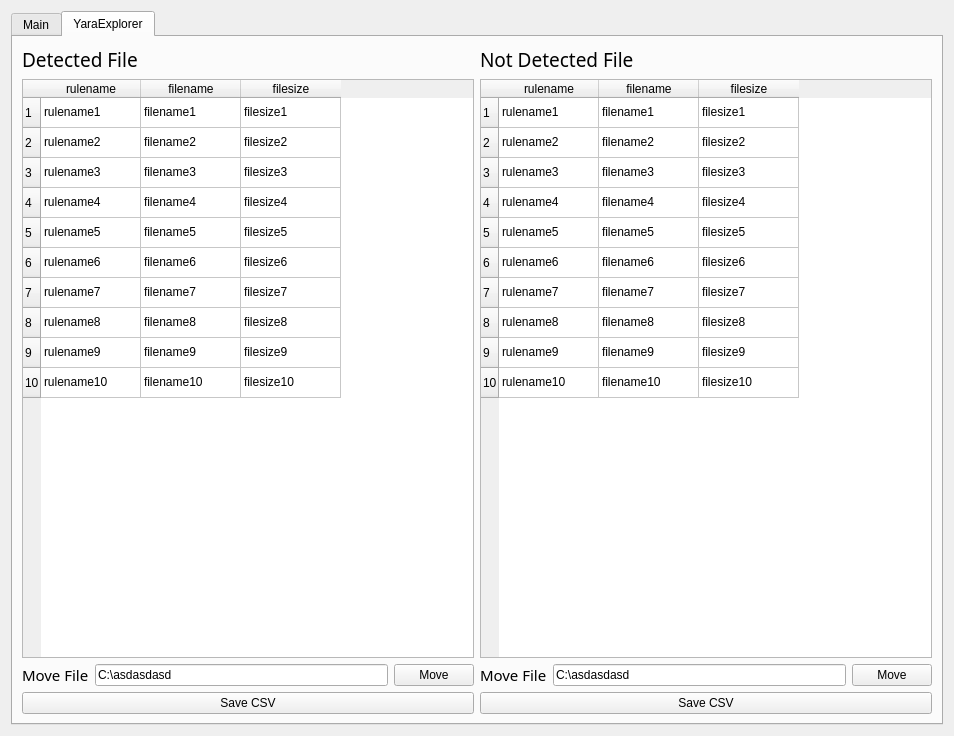
Above: untitled.ui from hyuunnn/YaraExplorer before the change. Below: the same form after it.
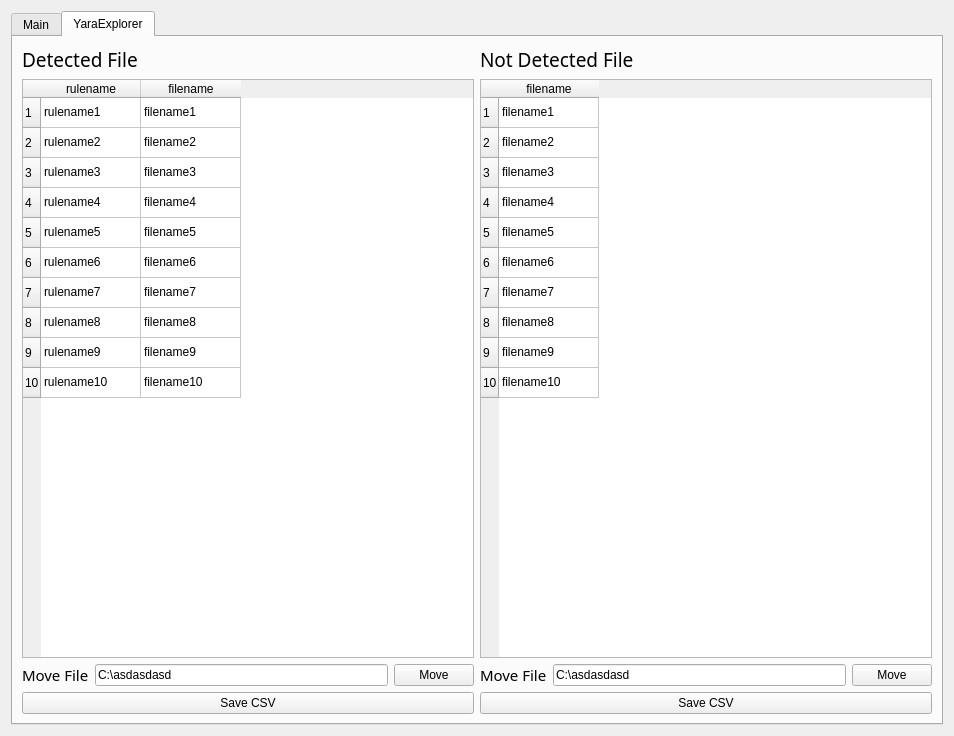
That is the form after the change.

The edit to the form file:
```diff
--- a/untitled.ui
+++ b/untitled.ui
@@ -1146,11 +1146,6 @@
              <string>filename</string>
             </property>
            </column>
-           <column>
-            <property name="text">
-             <string>filesize</string>
-            </property>
-           </column>
            <item row="0" column="0">
             <property name="text">
              <string>rulename1</string>
@@ -1161,11 +1156,6 @@
              <string>filename1</string>
             </property>
            </item>
-           <item row="0" column="2">
-            <property name="text">
-             <string>filesize1</string>
-            </property>
-           </item>
            <item row="1" column="0">
             <property name="text">
              <string>rulename2</string>
@@ -1176,11 +1166,6 @@
              <string>filename2</string>
             </property>
            </item>
-           <item row="1" column="2">
-            <property name="text">
-             <string>filesize2</string>
-            </property>
-           </item>
            <item row="2" column="0">
             <property name="text">
              <string>rulename3</string>
@@ -1191,11 +1176,6 @@
              <string>filename3</string>
             </property>
            </item>
-           <item row="2" column="2">
-            <property name="text">
-             <string>filesize3</string>
-            </property>
-           </item>
            <item row="3" column="0">
             <property name="text">
              <string>rulename4</string>
@@ -1206,11 +1186,6 @@
              <string>filename4</string>
             </property>
            </item>
-           <item row="3" column="2">
-            <property name="text">
-             <string>filesize4</string>
-            </property>
-           </item>
            <item row="4" column="0">
             <property name="text">
              <string>rulename5</string>
@@ -1221,11 +1196,6 @@
              <string>filename5</string>
             </property>
            </item>
-           <item row="4" column="2">
-            <property name="text">
-             <string>filesize5</string>
-            </property>
-           </item>
            <item row="5" column="0">
             <property name="text">
              <string>rulename6</string>
@@ -1236,11 +1206,6 @@
              <string>filename6</string>
             </property>
            </item>
-           <item row="5" column="2">
-            <property name="text">
-             <string>filesize6</string>
-            </property>
-           </item>
            <item row="6" column="0">
             <property name="text">
              <string>rulename7</string>
@@ -1251,11 +1216,6 @@
              <string>filename7</string>
             </property>
            </item>
-           <item row="6" column="2">
-            <property name="text">
-             <string>filesize7</string>
-            </property>
-           </item>
            <item row="7" column="0">
             <property name="text">
              <string>rulename8</string>
@@ -1266,11 +1226,6 @@
              <string>filename8</string>
             </property>
            </item>
-           <item row="7" column="2">
-            <property name="text">
-             <string>filesize8</string>
-            </property>
-           </item>
            <item row="8" column="0">
             <property name="text">
              <string>rulename9</string>
@@ -1281,11 +1236,6 @@
              <string>filename9</string>
             </property>
            </item>
-           <item row="8" column="2">
-            <property name="text">
-             <string>filesize9</string>
-            </property>
-           </item>
            <item row="9" column="0">
             <property name="text">
              <string>rulename10</string>
@@ -1296,11 +1246,6 @@
              <string>filename10</string>
             </property>
            </item>
-           <item row="9" column="2">
-            <property name="text">
-             <string>filesize10</string>
-            </property>
-           </item>
           </widget>
          </item>
          <item row="1" column="3" colspan="3">
@@ -1355,171 +1300,61 @@
              <string>10</string>
             </property>
            </row>
-           <column>
-            <property name="text">
-             <string>rulename</string>
-            </property>
-           </column>
            <column>
             <property name="text">
              <string>filename</string>
             </property>
            </column>
-           <column>
-            <property name="text">
-             <string>filesize</string>
-            </property>
-           </column>
            <item row="0" column="0">
             <property name="text">
-             <string>rulename1</string>
-            </property>
-           </item>
-           <item row="0" column="1">
-            <property name="text">
              <string>filename1</string>
             </property>
            </item>
-           <item row="0" column="2">
-            <property name="text">
-             <string>filesize1</string>
-            </property>
-           </item>
            <item row="1" column="0">
             <property name="text">
-             <string>rulename2</string>
-            </property>
-           </item>
-           <item row="1" column="1">
-            <property name="text">
              <string>filename2</string>
             </property>
            </item>
-           <item row="1" column="2">
-            <property name="text">
-             <string>filesize2</string>
-            </property>
-           </item>
            <item row="2" column="0">
             <property name="text">
-             <string>rulename3</string>
-            </property>
-           </item>
-           <item row="2" column="1">
-            <property name="text">
              <string>filename3</string>
             </property>
            </item>
-           <item row="2" column="2">
-            <property name="text">
-             <string>filesize3</string>
-            </property>
-           </item>
            <item row="3" column="0">
             <property name="text">
-             <string>rulename4</string>
-            </property>
-           </item>
-           <item row="3" column="1">
-            <property name="text">
              <string>filename4</string>
             </property>
            </item>
-           <item row="3" column="2">
-            <property name="text">
-             <string>filesize4</string>
-            </property>
-           </item>
            <item row="4" column="0">
             <property name="text">
-             <string>rulename5</string>
-            </property>
-           </item>
-           <item row="4" column="1">
-            <property name="text">
              <string>filename5</string>
             </property>
            </item>
-           <item row="4" column="2">
-            <property name="text">
-             <string>filesize5</string>
-            </property>
-           </item>
            <item row="5" column="0">
             <property name="text">
-             <string>rulename6</string>
-            </property>
-           </item>
-           <item row="5" column="1">
-            <property name="text">
              <string>filename6</string>
             </property>
            </item>
-           <item row="5" column="2">
-            <property name="text">
-             <string>filesize6</string>
-            </property>
-           </item>
            <item row="6" column="0">
             <property name="text">
-             <string>rulename7</string>
-            </property>
-           </item>
-           <item row="6" column="1">
-            <property name="text">
              <string>filename7</string>
             </property>
            </item>
-           <item row="6" column="2">
-            <property name="text">
-             <string>filesize7</string>
-            </property>
-           </item>
            <item row="7" column="0">
             <property name="text">
-             <string>rulename8</string>
-            </property>
-           </item>
-           <item row="7" column="1">
-            <property name="text">
              <string>filename8</string>
             </property>
            </item>
-           <item row="7" column="2">
-            <property name="text">
-             <string>filesize8</string>
-            </property>
-           </item>
            <item row="8" column="0">
             <property name="text">
-             <string>rulename9</string>
-            </property>
-           </item>
-           <item row="8" column="1">
-            <property name="text">
              <string>filename9</string>
             </property>
            </item>
-           <item row="8" column="2">
-            <property name="text">
-             <string>filesize9</string>
-            </property>
-           </item>
            <item row="9" column="0">
             <property name="text">
-             <string>rulename10</string>
-            </property>
-           </item>
-           <item row="9" column="1">
-            <property name="text">
              <string>filename10</string>
             </property>
            </item>
-           <item row="9" column="2">
-            <property name="text">
-             <string>filesize10</string>
-            </property>
-           </item>
           </widget>
          </item>
          <item row="2" column="0">
```
